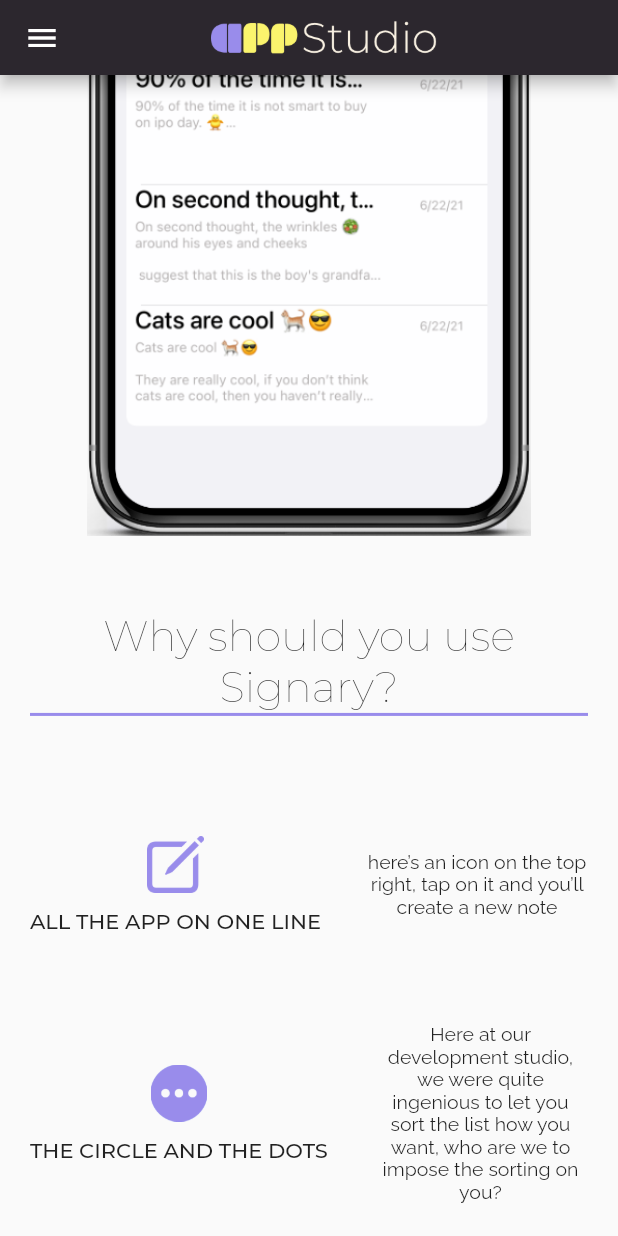
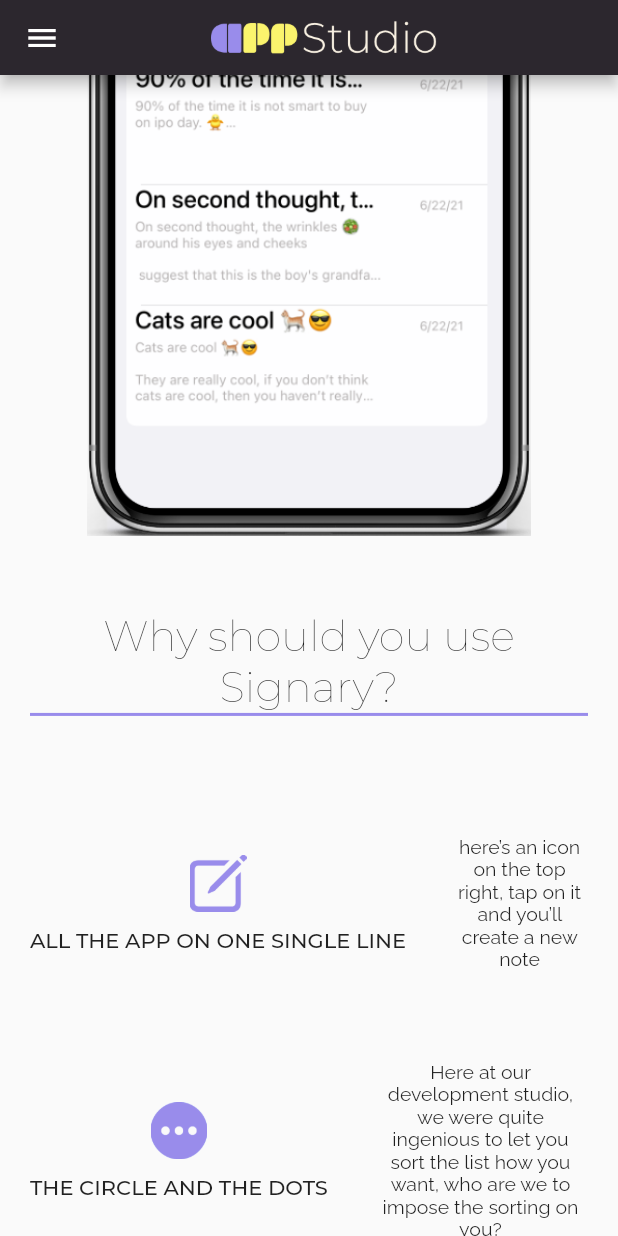
Before and after one commit to developameya/app_studio_website, a Flutter app: the screen it shows after launch, scrolled down 576 dp, on a phone screen of 412 x 824 dp. Run offline on Flutter 3.47's test engine with Material 2 defaults, Android fonts, the light colour scheme and no system bars.

Commit message:
minor change

```diff
--- a/lib/Constants/Text/TextList.dart
+++ b/lib/Constants/Text/TextList.dart
@@ -3,7 +3,7 @@
 class TextList {
   List<Text> _featuresList = [
     Text(
-      Header: 'ALL THE APP ON ONE LINE',
+      Header: 'ALL THE APP ON ONE SINGLE LINE',
       Body:
           'here’s an icon on the top right, tap on it and you’ll create a new note',
     ),
```
